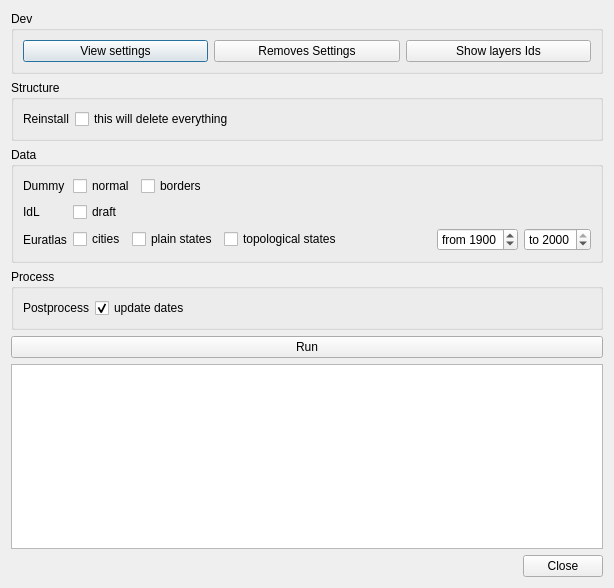
dhlab-epfl/GlobalAtlas-qgis, file ui/debug.ui: the form before one commit.
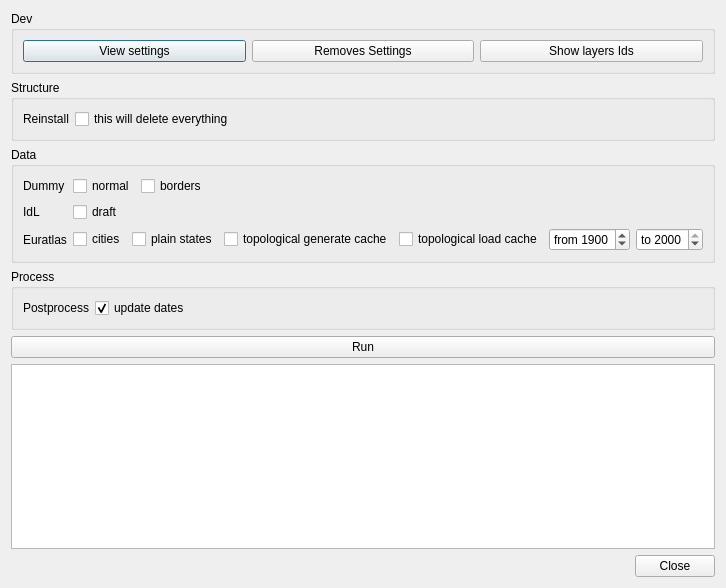
The form after the commit.

Commit message: [import] euratlas topolgy now in two queries, one for cache and one for insert

Diff of the .ui file:
```diff
--- a/ui/debug.ui
+++ b/ui/debug.ui
@@ -6,7 +6,7 @@
    <rect>
     <x>0</x>
     <y>0</y>
-    <width>614</width>
+    <width>662</width>
     <height>588</height>
    </rect>
   </property>
@@ -122,13 +122,20 @@
            <enum>Qt::LeftToRight</enum>
           </property>
           <property name="text">
-           <string>topological states</string>
+           <string>topological generate cache</string>
           </property>
           <property name="checked">
            <bool>false</bool>
           </property>
          </widget>
         </item>
+        <item>
+         <widget class="QCheckBox" name="euratlasEdgesLoadCacheCheckBox">
+          <property name="text">
+           <string>topological load cache</string>
+          </property>
+         </widget>
+        </item>
         <item>
          <spacer name="horizontalSpacer">
           <property name="orientation">
```
Left out of the diff: 2 changed lines with no effect on the pictures. The commit also changes 4 other files.
